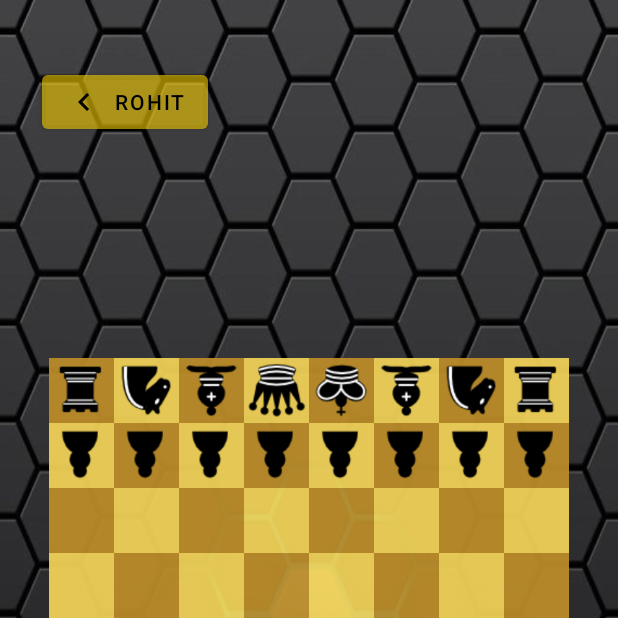
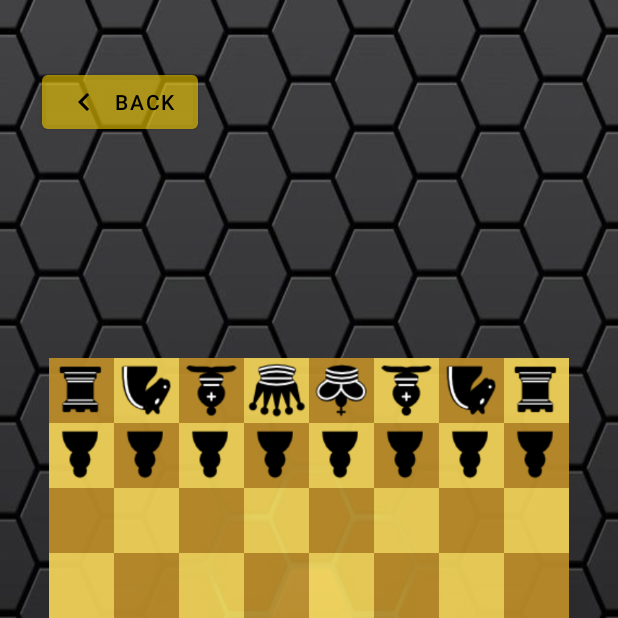
Before and after one commit to adityad15/myu-e-learning, an Android app: the ChessActivity screen opened directly, with no data from a screen before it, on a phone screen of 412 x 824 dp, the top half of it. Run offline under Robolectric (Android 15) with nearby library versions, the phone set to English and light mode, and no system bars.

Commit message:
Intermediate commit

```diff
--- a/app/build.gradle.kts
+++ b/app/build.gradle.kts
@@ -3,6 +3,7 @@ plugins {
 }
 
 android {
+
     namespace = "com.example.myapplication"
     compileSdk = 33
 
@@ -30,6 +31,7 @@ android {
         dataBinding = true
         viewBinding = true
     }
+
 }
 
 dependencies {
--- a/app/src/main/res/layout/activity_chess.xml
+++ b/app/src/main/res/layout/activity_chess.xml
@@ -14,7 +14,7 @@
         android:layout_marginStart="28dp"
         android:backgroundTint="@color/translucent"
         android:drawableLeft="@drawable/btn_back"
-        android:text="Rohit"
+        android:text="BACK"
         android:textColor="@color/black"
         app:layout_constraintBottom_toBottomOf="parent"
         app:layout_constraintHorizontal_bias="0.089"
```
